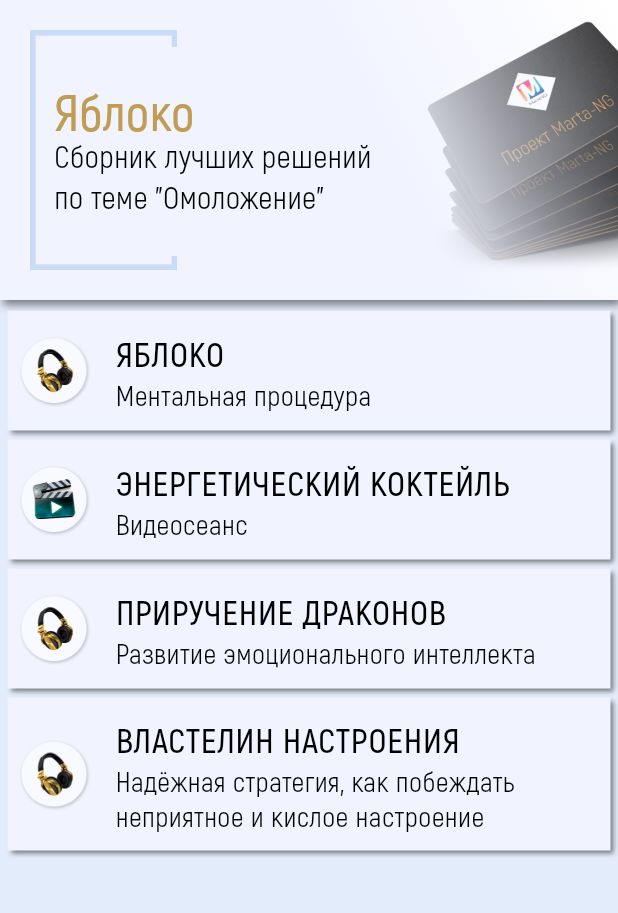
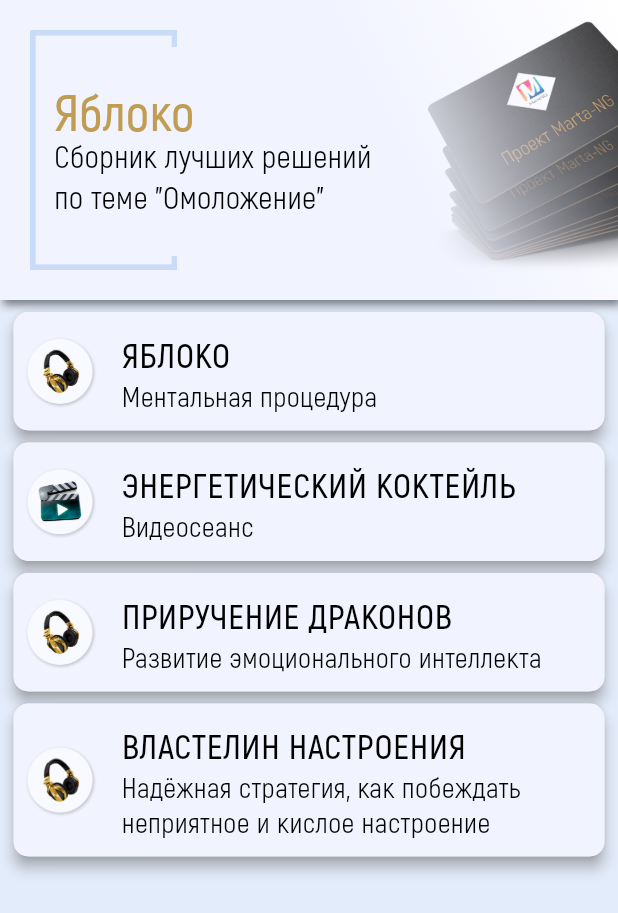
Before and after one commit to yakut54/pack_app, a Flutter app: the screen it shows after launch, on a phone screen of 412 x 824 dp. Shown: the top 913 px of the screen. Run offline on Flutter 3.47's test engine with Material 3 defaults, Android fonts, the phone set to English and light mode, and no system bars; our stand-ins replace audioplayers, connectivity_plus, dio, equatable, flutter_bloc, flutter_html and 3 more; accounts and stored records are empty.

Commit message:
Card cover Tile

```diff
--- a/lib/app/app.dart
+++ b/lib/app/app.dart
@@ -10,9 +10,15 @@ class App extends StatelessWidget {
       debugShowCheckedModeBanner: false,
       title: 'Packs 2.0',
       theme: ThemeData(
+        listTileTheme: ListTileThemeData(
+          tileColor: AppColors.mainColor,
+          selectedTileColor: Colors.blue,
+          contentPadding: EdgeInsets.all(10), // Add some padding around the tile
+          shape: RoundedRectangleBorder(
+            borderRadius: BorderRadius.circular(10),
+          ),
+        ),
         scaffoldBackgroundColor: AppColors.mediumColor,
-        colorScheme: ColorScheme.fromSeed(seedColor: AppColors.mainColor),
-        useMaterial3: true,
       ),
       home: const Menu(),
     );
--- a/lib/app/repositories/pack_repo.dart
+++ b/lib/app/repositories/pack_repo.dart
@@ -36,7 +36,7 @@ class PackRepo implements APackRepo {
     final Map<String, dynamic> packWrapper = jsonData['packWrapper'];
     final List<dynamic> sessions = jsonData['sessionsList'];
 
-    var pack = Pack(
+    return Pack(
       title: packWrapper['title'],
       subtitle: packWrapper['subtitle'],
       backgroundImg: packWrapper['background_img'],
@@ -54,7 +54,5 @@ class PackRepo implements APackRepo {
               ))
           .toList(),
     );
-
-    return pack;
   }
 }
--- a/lib/app/screens/Menu/ui/list_tile_widget.dart
+++ b/lib/app/screens/Menu/ui/list_tile_widget.dart
@@ -2,9 +2,8 @@ import 'package:flutter/material.dart';
 import '/app/imports/all_imports.dart';
 
 class ListTileWidget extends StatelessWidget {
-  final int index;
   final double width;
-  final List<Session> sessions;
+  final Session session;
 
   late final String title;
   late final String subtitle;
@@ -12,20 +11,25 @@ class ListTileWidget extends StatelessWidget {
 
   ListTileWidget({
     super.key,
-    required this.sessions,
+    required this.session,
     required this.width,
-    required this.index,
   }) {
-    title = sessions[index].title.trim().replaceAll("\\n", "\n");
-    subtitle = sessions[index].subtitle.trim().replaceAll("\\n", "\n");
-    type = sessions[index].type;
+    title = session.title.trim().replaceAll("\\n", "\n");
+    subtitle = session.subtitle.trim().replaceAll("\\n", "\n");
+    type = session.type;
   }
 
   @override
   Widget build(BuildContext context) {
     BaseResponsiveSizing responsiveSizes = BaseResponsiveSizing(width);
 
-    return ListTile(
+    return Card(
+      shape: RoundedRectangleBorder(
+        borderRadius: BorderRadius.circular(10),
+      ),
+      elevation: 4,
+      shadowColor: const Color.fromARGB(255, 153, 153, 153),
+      child: ListTile(
         contentPadding: const EdgeInsets.symmetric(vertical: 4, horizontal: 6),
         leading: SizedBox(
           width: 50,
@@ -47,9 +51,10 @@ class ListTileWidget extends StatelessWidget {
         onTap: () {
           Navigator.push(
             context,
-          MaterialPageRoute(builder: (context) => Description(session: sessions[index])),
+            MaterialPageRoute(builder: (context) => Description(session: session)),
           );
         },
+      ),
     );
   }
 }
--- a/lib/app/screens/Menu/ui/menu.dart
+++ b/lib/app/screens/Menu/ui/menu.dart
@@ -91,7 +91,7 @@ class _MenuState extends State<Menu> {
                               return Padding(
                                 padding: const EdgeInsets.symmetric(
                                   horizontal: 5,
-                                  vertical: 3,
+                                  vertical: 0,
                                 ),
                                 child: Container(
                                   alignment: Alignment.center,
@@ -101,22 +101,22 @@ class _MenuState extends State<Menu> {
                                       maxWidth: 800,
                                       minHeight: 80,
                                     ),
-                                    alignment: Alignment.center,
-                                    decoration: BoxDecoration(
-                                      color: const Color(0xFFF1F3FF),
-                                      boxShadow: [
-                                        BoxShadow(
-                                          color: Colors.black.withOpacity(0.47),
-                                          blurRadius: 2,
-                                          offset: const Offset(2, 2),
-                                        ),
-                                      ],
-                                    ),
+                                    // alignment: Alignment.center,
+                                    // decoration: BoxDecoration(
+                                    //     // color: const Color(0xFFF1F3FF),
+                                    //     // boxShadow: [
+                                    //     //   BoxShadow(
+                                    //     //     color: Colors.black.withOpacity(0.47),
+                                    //     //     blurRadius: 2,
+                                    //     //     offset: const Offset(2, 2),
+                                    //     //   ),
+                                    //     // ],
+                                    //     ),
                                     child: ListTileWidget(
                                       width: width,
-                                      // sessions: state.pack.sessions,
-                                      sessions: pack!.sessions,
-                                      index: index,
+                                      // sessions: state.pack.sessions[index],
+                                      session: pack!.sessions[index],
+                                      // index: index,
                                     ),
                                   ),
                                 ),
--- a/lib/app/widgets/floating_back_button.dart
+++ b/lib/app/widgets/floating_back_button.dart
@@ -10,6 +10,7 @@ class FloatingBackButton extends StatelessWidget {
   @override
   Widget build(BuildContext context) {
     return FloatingActionButton(
+      // foregroundColor: AppColors.btnColor,
       mini: true,
       shape: const CircleBorder(
         side: BorderSide(color: AppColors.headerTitleColor, strokeAlign: -4),
```
Lines whose indentation alone changed are shown as unchanged.
